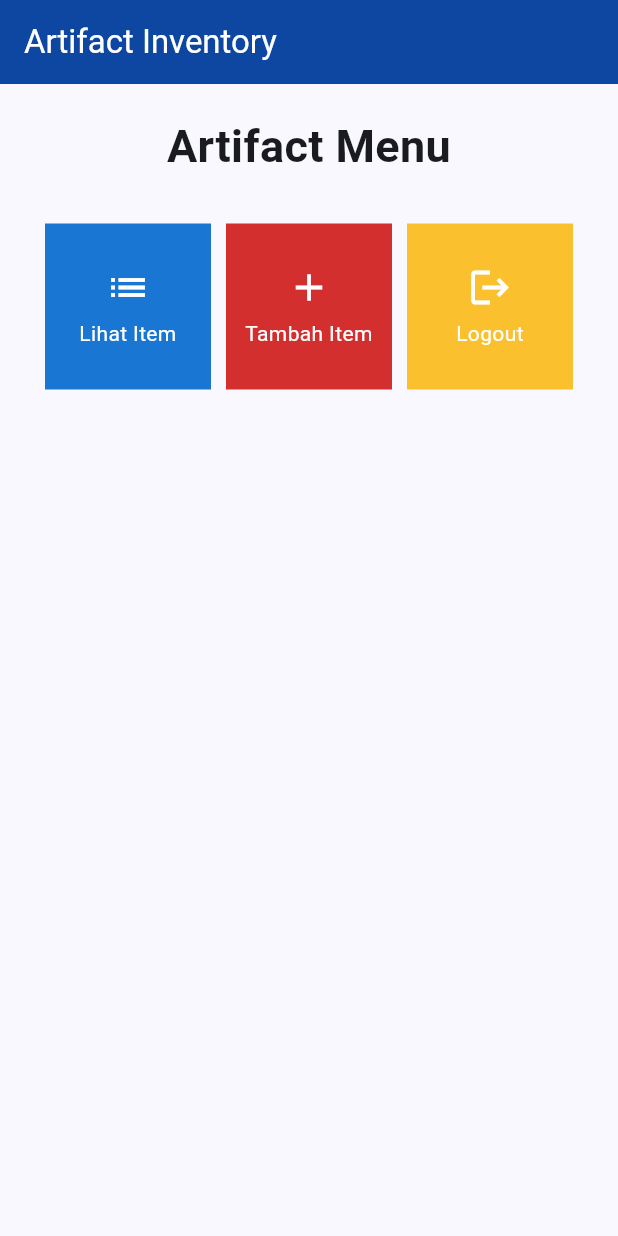
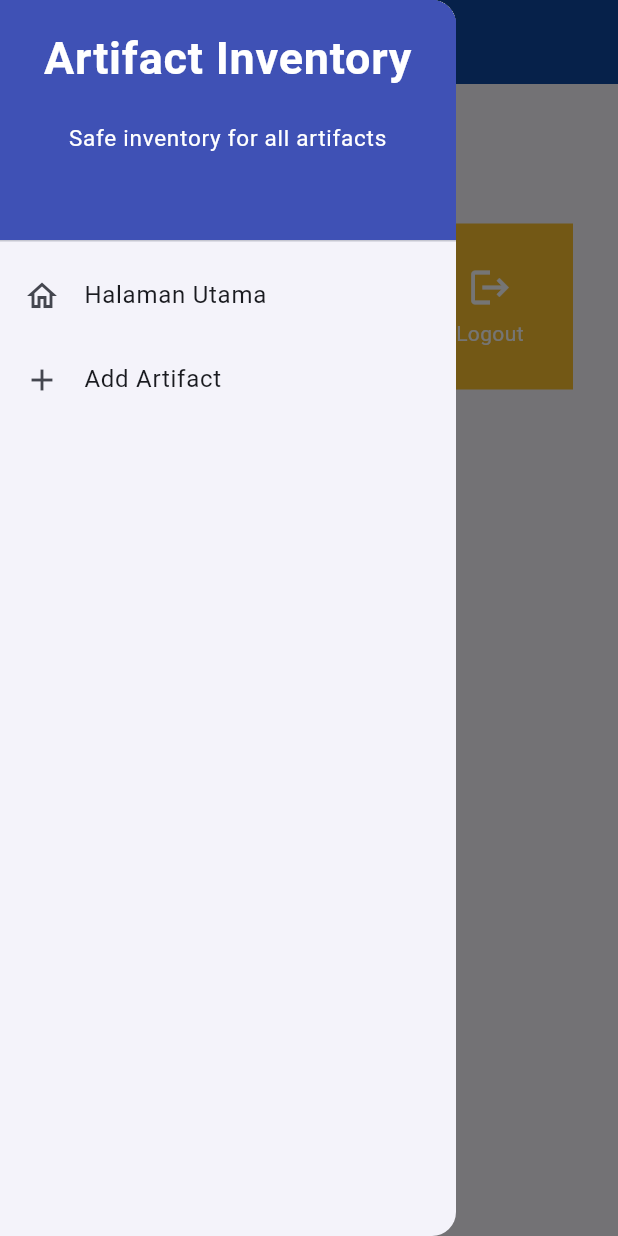
Before and after one commit to SkyClave/game_inventory_mobile, a Flutter app: the screen it shows after launch, with the side drawer open (before the commit the screen has no drawer), on a phone screen of 412 x 824 dp. Run offline on Flutter 3.47's test engine with Material 2 defaults, Android fonts, the light colour scheme and no system bars.

Commit message:
tugas 8 tanpa bonus

```diff
--- a/lib/main.dart
+++ b/lib/main.dart
@@ -1,5 +1,5 @@
 import 'package:flutter/material.dart';
-import 'package:game_inventory/menu.dart';
+import 'package:game_inventory/screens/menu.dart';
 
 void main() {
   runApp(const MyApp());
--- a/lib/menu.dart
+++ b/lib/screens/menu.dart
@@ -1,4 +1,7 @@
 import 'package:flutter/material.dart';
+import 'package:game_inventory/screens/artifact_form.dart';
+import 'package:game_inventory/widgets/left_drawer.dart';
+import 'package:game_inventory/widgets/artifact_card.dart';
 
 class MyHomePage extends StatelessWidget {
     MyHomePage({Key? key}) : super(key: key);
@@ -20,6 +23,7 @@ class MyHomePage extends StatelessWidget {
           ),
           backgroundColor: Colors.blue.shade900
         ),
+        drawer: const LeftDrawer(),
         body: SingleChildScrollView(
           // Widget wrapper yang dapat discroll
           child: Padding(
@@ -78,6 +82,12 @@ class ArtifactCardMenu extends StatelessWidget {
             ..hideCurrentSnackBar()
             ..showSnackBar(SnackBar(
                 content: Text("Kamu telah menekan tombol ${item.name}")));
+            if (item.name == "Tambah Item") {
+              Navigator.push(
+                context,
+                MaterialPageRoute(builder: (context) => ArtifactFormPage()),
+            );
+          }
         },
         child: Container(
           // Container untuk menyimpan Icon dan Text
@@ -105,11 +115,3 @@ class ArtifactCardMenu extends StatelessWidget {
     );
   }
 }
-
-class ArtifactItemMenu {
-  final String name;
-  final IconData icon;
-  final Color color;
-
-  ArtifactItemMenu(this.name, this.icon, this.color);
-}
--- /dev/null
+++ b/lib/widgets/artifact_card.dart
@@ -0,0 +1,10 @@
+import 'package:flutter/material.dart';
+import 'package:game_inventory/screens/artifact_form.dart';
+
+class ArtifactItemMenu {
+  final String name;
+  final IconData icon;
+  final Color color;
+
+  ArtifactItemMenu(this.name, this.icon, this.color);
+}
--- /dev/null
+++ b/lib/widgets/left_drawer.dart
@@ -0,0 +1,67 @@
+import 'package:flutter/material.dart';
+import 'package:game_inventory/screens/menu.dart';
+import 'package:game_inventory/screens/artifact_form.dart';
+
+class LeftDrawer extends StatelessWidget {
+  const LeftDrawer({super.key});
+
+  @override
+  Widget build(BuildContext context) {
+    return Drawer(
+      child: ListView(
+        children: [
+          const DrawerHeader(
+            decoration: BoxDecoration(
+              color: Colors.indigo,
+            ),
+            child: Column(
+              children: [
+                Text(
+                  'Artifact Inventory',
+                  textAlign: TextAlign.center,
+                  style: TextStyle(
+                    fontSize: 30,
+                    fontWeight: FontWeight.bold,
+                    color: Colors.white,
+                  ),
+                ),
+                Padding(padding: EdgeInsets.all(10)),
+                Text(
+                  "Safe inventory for all artifacts",
+                  style: TextStyle(
+                    fontSize: 15,
+                    color: Colors.white,
+                    fontWeight: FontWeight.normal,
+                  ),
+                  textAlign: TextAlign.center,
+                ),
+              ],
+            ),
+          ),
+          ListTile(
+            leading: const Icon(Icons.home_outlined),
+            title: const Text('Halaman Utama'),
+            onTap: () {
+              Navigator.pushReplacement(
+                  context,
+                  MaterialPageRoute(
+                    builder: (context) => MyHomePage(),
+                  ));
+            },
+          ),
+          ListTile(
+            leading: const Icon(Icons.add),
+            title: const Text('Add Artifact'),
+            onTap: () {
+              Navigator.pushReplacement(
+                  context,
+                  MaterialPageRoute(
+                    builder: (context) => ArtifactFormPage(),
+                  ));
+            },
+          ),
+        ],
+      ),
+    );
+  }
+}
```
Also changed, not shown: lib/screens/artifact_form.dart (added, +158 -0 lines), 1 other file.
